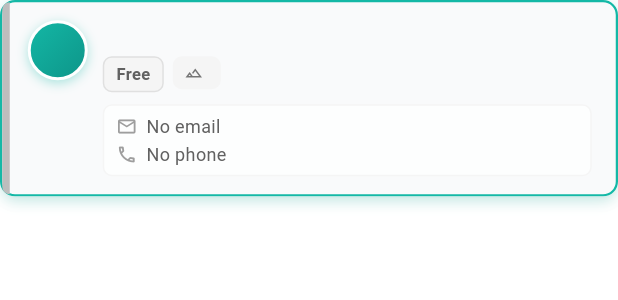
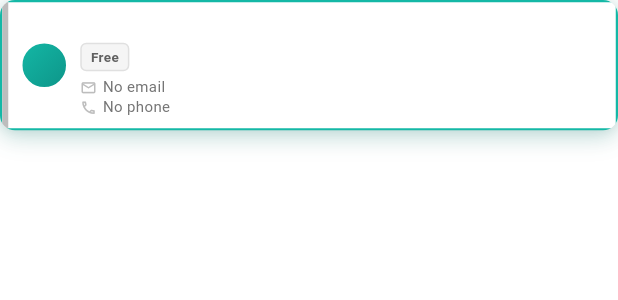
Before and after one commit to talktokris/service_cafe_mobile_app, a Flutter app: the _BranchChildEntry widget shown alone on an empty page, opened directly with empty values, on a phone screen of 412 x 824 dp. Shown: the top 300 px of the screen. Run offline on Flutter 3.47's test engine with Material 3 defaults, Android fonts, the phone set to English and light mode, and no system bars; our stand-ins replace dio, flutter_secure_storage, go_router; accounts and stored records are empty; network calls fail.

Commit message:
tree map in mobile done

```diff
--- a/lib/widgets/referral_tree/referral_tree_constants.dart
+++ b/lib/widgets/referral_tree/referral_tree_constants.dart
@@ -12,7 +12,8 @@ class ReferralTreeStyle {
   static const parentStubH = 14.0;
   /// Indent per tree level for nested branches.
   static const levelIndent = 28.0;
-  static const entryGap = 8.0;
+  /// Vertical space between sibling cards in the same branch.
+  static const cardSpacing = 14.0;
 
   static const teal500 = Color(0xFF14B8A6);
   static const teal600 = Color(0xFF0D9488);
--- a/lib/widgets/referral_tree/referral_tree_member_card.dart
+++ b/lib/widgets/referral_tree/referral_tree_member_card.dart
@@ -19,6 +19,29 @@ class ReferralTreeMemberCard extends StatelessWidget {
   final VoidCallback? onToggleExpand;
   final VoidCallback? onViewDownline;
 
+  static List<BoxShadow> get _cardShadow => [
+        BoxShadow(
+          color: Colors.black.withValues(alpha: 0.1),
+          blurRadius: 14,
+          offset: const Offset(0, 4),
+          spreadRadius: 0,
+        ),
+        BoxShadow(
+          color: Colors.black.withValues(alpha: 0.05),
+          blurRadius: 4,
+          offset: const Offset(0, 1),
+        ),
+      ];
+
+  static List<BoxShadow> get _rootCardShadow => [
+        ..._cardShadow,
+        BoxShadow(
+          color: ReferralTreeStyle.teal500.withValues(alpha: 0.2),
+          blurRadius: 12,
+          offset: const Offset(0, 3),
+        ),
+      ];
+
   @override
   Widget build(BuildContext context) {
     final memberType = node['member_type']?.toString() ?? 'free';
@@ -33,17 +56,19 @@ class ReferralTreeMemberCard extends StatelessWidget {
         (node['name']?.toString().isNotEmpty == true ? node['name'].toString()[0].toUpperCase() : '?');
     final accentColor = isActive ? ReferralTreeStyle.teal500 : Colors.grey.shade400;
 
-    final card = Material(
-      elevation: isCurrentRoot ? 3 : 1.5,
-      shadowColor: Colors.black.withValues(alpha: 0.12),
+    return DecoratedBox(
+      decoration: BoxDecoration(
         borderRadius: BorderRadius.circular(10),
-      color: Colors.white,
+        boxShadow: isCurrentRoot ? _rootCardShadow : _cardShadow,
+      ),
+      child: ClipRRect(
+        borderRadius: BorderRadius.circular(10),
+        child: Material(
+          color: Colors.transparent,
           child: InkWell(
             onTap: isCurrentRoot ? null : onCardTap,
-        borderRadius: BorderRadius.circular(10),
             child: Ink(
               decoration: BoxDecoration(
-            borderRadius: BorderRadius.circular(10),
                 border: Border.all(
                   color: isCurrentRoot ? ReferralTreeStyle.teal500 : Colors.grey.shade200,
                   width: isCurrentRoot ? 1.5 : 1,
@@ -51,32 +76,26 @@ class ReferralTreeMemberCard extends StatelessWidget {
                 gradient: isActive
                     ? const LinearGradient(
                         colors: [Colors.white, ReferralTreeStyle.teal50],
-                    begin: Alignment.topLeft,
-                    end: Alignment.bottomRight,
+                        begin: Alignment.centerLeft,
+                        end: Alignment.centerRight,
                       )
                     : null,
-            color: isActive ? null : const Color(0xFFF9FAFB),
+                color: isActive ? null : Colors.white,
               ),
               child: IntrinsicHeight(
                 child: Row(
                   crossAxisAlignment: CrossAxisAlignment.stretch,
                   children: [
-                Container(
-                  width: 5,
-                  decoration: BoxDecoration(
-                    color: accentColor,
-                    borderRadius: const BorderRadius.horizontal(left: Radius.circular(10)),
-                  ),
-                ),
+                    Container(width: 4, color: accentColor),
                     Expanded(
                     child: Padding(
-                    padding: const EdgeInsets.fromLTRB(12, 12, 10, 12),
+                      padding: const EdgeInsets.fromLTRB(8, 8, 6, 8),
                       child: Row(
-                      crossAxisAlignment: CrossAxisAlignment.start,
+                        crossAxisAlignment: CrossAxisAlignment.center,
                         children: [
                           Container(
-                          width: 40,
-                          height: 40,
+                            width: 32,
+                            height: 32,
                             decoration: BoxDecoration(
                               shape: BoxShape.circle,
                               gradient: LinearGradient(
@@ -84,29 +103,23 @@ class ReferralTreeMemberCard extends StatelessWidget {
                                 begin: Alignment.topLeft,
                                 end: Alignment.bottomRight,
                               ),
-                            border: Border.all(color: Colors.white, width: 2),
-                            boxShadow: [
-                              BoxShadow(
-                                color: avatarColors.first.withValues(alpha: 0.35),
-                                blurRadius: 6,
-                                offset: const Offset(0, 2),
-                              ),
-                            ],
+                              border: Border.all(color: Colors.white, width: 1.5),
                             ),
                             alignment: Alignment.center,
                             child: Text(
                               avatarInitial,
                               style: const TextStyle(
                                 color: Colors.white,
-                              fontSize: 14,
+                                fontSize: 12,
                                 fontWeight: FontWeight.bold,
                               ),
                             ),
                           ),
-                        const SizedBox(width: 10),
+                          const SizedBox(width: 8),
                           Expanded(
                             child: Column(
                               crossAxisAlignment: CrossAxisAlignment.start,
+                              mainAxisSize: MainAxisSize.min,
                               children: [
                                 Row(
                                   children: [
@@ -115,73 +128,79 @@ class ReferralTreeMemberCard extends StatelessWidget {
                                         node['name']?.toString() ?? 'Unknown',
                                         style: const TextStyle(
                                           fontWeight: FontWeight.w700,
-                                        fontSize: 15,
+                                          fontSize: 13,
                                           color: Color(0xFF111827),
-                                        height: 1.2,
+                                          height: 1.15,
                                         ),
                                         maxLines: 1,
                                         overflow: TextOverflow.ellipsis,
                                       ),
                                     ),
-                                  if (hasChildren)
-                                    Container(
-                                      margin: const EdgeInsets.only(left: 6),
-                                      padding: const EdgeInsets.symmetric(horizontal: 8, vertical: 3),
-                                      decoration: BoxDecoration(
-                                        color: Colors.white,
-                                        borderRadius: BorderRadius.circular(10),
-                                        border: Border.all(color: Colors.grey.shade200),
-                                      ),
-                                      child: Text(
+                                    if (hasChildren) ...[
+                                      const SizedBox(width: 4),
+                                      Text(
                                         '${children.length} ref${children.length == 1 ? '' : 's'}',
                                         style: TextStyle(
-                                          fontSize: 10,
+                                          fontSize: 9,
                                           fontWeight: FontWeight.w600,
-                                          color: Colors.grey.shade600,
-                                        ),
+                                          color: Colors.grey.shade500,
                                         ),
                                       ),
                                     ],
+                                  ],
                                 ),
-                              const SizedBox(height: 6),
+                                const SizedBox(height: 4),
                                 Wrap(
-                                spacing: 6,
-                                runSpacing: 4,
+                                  spacing: 4,
+                                  runSpacing: 2,
                                   children: [
                                     _StatusChip(label: isPaid ? 'Paid' : 'Free', isPaid: isPaid),
-                                  if (badge != null) _RankChip(name: badge['name']?.toString() ?? ''),
+                                    if (badge != null)
+                                      Text(
+                                        badge['name']?.toString() ?? '',
+                                        style: TextStyle(fontSize: 10, color: Colors.grey.shade600),
+                                        maxLines: 1,
+                                        overflow: TextOverflow.ellipsis,
+                                      ),
                                   ],
                                 ),
-                              const SizedBox(height: 8),
-                              _ContactBlock(
-                                email: node['email']?.toString().isNotEmpty == true
+                                const SizedBox(height: 4),
+                                _InfoRow(
+                                  icon: Icons.email_outlined,
+                                  text: node['email']?.toString().isNotEmpty == true
                                       ? node['email'].toString()
                                       : 'No email',
-                                phone: node['phone']?.toString().isNotEmpty == true
+                                ),
+                                _InfoRow(
+                                  icon: Icons.phone_outlined,
+                                  text: node['phone']?.toString().isNotEmpty == true
                                       ? node['phone'].toString()
                                       : 'No phone',
                                 ),
                               ],
                             ),
                           ),
-                        const SizedBox(width: 6),
+                          const SizedBox(width: 4),
                           Column(
+                            mainAxisSize: MainAxisSize.min,
                             children: [
                               if (hasMoreLevels)
                                 _CircleActionButton(
+                                  size: 26,
                                   color: const Color(0xFFFACC15),
                                   onTap: onViewDownline,
-                                child: const Icon(Icons.arrow_downward, size: 14, color: Colors.white),
+                                  child: const Icon(Icons.arrow_downward, size: 13, color: Colors.white),
                                 ),
                               if (hasChildren) ...[
-                              if (hasMoreLevels) const SizedBox(height: 6),
+                                if (hasMoreLevels) const SizedBox(height: 4),
                                 _CircleActionButton(
+                                  size: 26,
                                   color: Colors.white,
                                   borderColor: Colors.grey.shade300,
                                   onTap: onToggleExpand,
                                   child: Icon(
                                     isExpanded ? Icons.remove : Icons.add,
-                                  size: 18,
+                                    size: 16,
                                     color: Colors.grey.shade700,
                                   ),
                                 ),
@@ -197,22 +216,8 @@ class ReferralTreeMemberCard extends StatelessWidget {
               ),
             ),
           ),
-    );
-
-    if (!isCurrentRoot) return card;
-
-    return DecoratedBox(
-      decoration: BoxDecoration(
-        borderRadius: BorderRadius.circular(12),
-        boxShadow: [
-          BoxShadow(
-            color: ReferralTreeStyle.teal500.withValues(alpha: 0.25),
-            blurRadius: 8,
-            offset: const Offset(0, 2),
         ),
-        ],
       ),
-      child: card,
     );
   }
 }
@@ -226,76 +231,21 @@ class _StatusChip extends StatelessWidget {
   @override
   Widget build(BuildContext context) {
     return Container(
-      padding: const EdgeInsets.symmetric(horizontal: 8, vertical: 3),
+      padding: const EdgeInsets.symmetric(horizontal: 6, vertical: 2),
       decoration: BoxDecoration(
         color: isPaid ? ReferralTreeStyle.teal50 : Colors.grey.shade100,
-        borderRadius: BorderRadius.circular(6),
+        borderRadius: BorderRadius.circular(4),
         border: Border.all(
-          color: isPaid ? ReferralTreeStyle.teal500.withValues(alpha: 0.35) : Colors.grey.shade300,
+          color: isPaid ? ReferralTreeStyle.teal500.withValues(alpha: 0.3) : Colors.grey.shade300,
         ),
       ),
       child: Text(
         label,
         style: TextStyle(
-          fontSize: 11,
+          fontSize: 9,
           fontWeight: FontWeight.w700,
           color: isPaid ? ReferralTreeStyle.teal700 : Colors.grey.shade700,
         ),
-      ),
-    );
-  }
-}
-
-class _RankChip extends StatelessWidget {
-  const _RankChip({required this.name});
-
-  final String name;
-
-  @override
-  Widget build(BuildContext context) {
-    return Container(
-      padding: const EdgeInsets.symmetric(horizontal: 8, vertical: 3),
-      decoration: BoxDecoration(
-        color: Colors.grey.shade100,
-        borderRadius: BorderRadius.circular(6),
-      ),
-      child: Row(
-        mainAxisSize: MainAxisSize.min,
-        children: [
-          Icon(Icons.landscape_outlined, size: 12, color: Colors.grey.shade600),
-          const SizedBox(width: 4),
-          Text(
-            name,
-            style: TextStyle(fontSize: 11, fontWeight: FontWeight.w500, color: Colors.grey.shade700),
-          ),
-        ],
-      ),
-    );
-  }
-}
-
-class _ContactBlock extends StatelessWidget {
-  const _ContactBlock({required this.email, required this.phone});
-
-  final String email;
-  final String phone;
-
-  @override
-  Widget build(BuildContext context) {
-    return Container(
-      width: double.infinity,
-      padding: const EdgeInsets.symmetric(horizontal: 8, vertical: 6),
-      decoration: BoxDecoration(
-        color: Colors.white.withValues(alpha: 0.7),
-        borderRadius: BorderRadius.circular(6),
-        border: Border.all(color: Colors.grey.shade100),
-      ),
-      child: Column(
-        children: [
-          _InfoRow(icon: Icons.email_outlined, text: email),
-          const SizedBox(height: 4),
-          _InfoRow(icon: Icons.phone_outlined, text: phone),
-        ],
       ),
     );
   }
@@ -309,19 +259,22 @@ class _InfoRow extends StatelessWidget {
 
   @override
   Widget build(BuildContext context) {
-    return Row(
+    return Padding(
+      padding: const EdgeInsets.only(top: 1),
+      child: Row(
         children: [
-        Icon(icon, size: 14, color: Colors.grey.shade500),
-        const SizedBox(width: 6),
+          Icon(icon, size: 11, color: Colors.grey.shade400),
+          const SizedBox(width: 4),
           Expanded(
             child: Text(
               text,
-            style: TextStyle(fontSize: 12, color: Colors.grey.shade700, height: 1.25),
+              style: TextStyle(fontSize: 10, color: Colors.grey.shade600, height: 1.2),
               maxLines: 1,
               overflow: TextOverflow.ellipsis,
             ),
           ),
         ],
+      ),
     );
   }
 }
@@ -330,12 +283,14 @@ class _CircleActionButton extends StatelessWidget {
   const _CircleActionButton({
     required this.child,
     required this.onTap,
+    required this.size,
     this.color,
     this.borderColor,
   });
 
   final Widget child;
   final VoidCallback? onTap;
+  final double size;
   final Color? color;
   final Color? borderColor;
 
@@ -344,13 +299,14 @@ class _CircleActionButton extends StatelessWidget {
     return Material(
       color: color ?? Colors.transparent,
       shape: const CircleBorder(),
-      elevation: 0.5,
+      elevation: 1,
+      shadowColor: Colors.black26,
       child: InkWell(
         customBorder: const CircleBorder(),
         onTap: onTap,
         child: Container(
-          width: 30,
-          height: 30,
+          width: size,
+          height: size,
           decoration: BoxDecoration(
             shape: BoxShape.circle,
             color: color,
--- a/lib/widgets/referral_tree/referral_tree_widget.dart
+++ b/lib/widgets/referral_tree/referral_tree_widget.dart
@@ -118,7 +118,7 @@ class _TreeRootNode extends StatelessWidget {
           onNavigate: onNavigate,
         ),
         if (showChildren) ...[
-          const SizedBox(height: 4),
+          const SizedBox(height: ReferralTreeStyle.cardSpacing),
           OrgChartBranch(
             children: children,
             drawParentStub: true,
@@ -162,7 +162,9 @@ class _BranchChildEntry extends StatelessWidget {
     return Column(
       crossAxisAlignment: CrossAxisAlignment.stretch,
       children: [
-        KeyedSubtree(
+        Padding(
+          padding: const EdgeInsets.only(bottom: ReferralTreeStyle.cardSpacing),
+          child: KeyedSubtree(
             key: cardKey,
             child: _MemberCard(
               node: node,
@@ -172,8 +174,8 @@ class _BranchChildEntry extends StatelessWidget {
               onNavigate: onNavigate,
             ),
           ),
+        ),
         if (showChildren) ...[
-          const SizedBox(height: 4),
           Padding(
             padding: const EdgeInsets.only(left: ReferralTreeStyle.levelIndent),
             child: OrgChartBranch(
@@ -185,8 +187,7 @@ class _BranchChildEntry extends StatelessWidget {
               onNavigate: onNavigate,
             ),
           ),
-        ] else
-          const SizedBox(height: ReferralTreeStyle.entryGap),
+        ],
       ],
     );
   }
```
Lines whose indentation alone changed are shown as unchanged.
